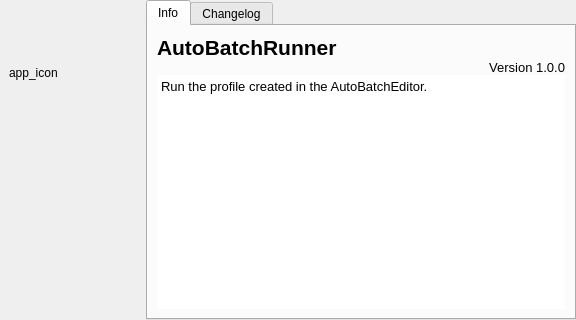
Qt form src/AutoBatchRunner/dialog/aboutabr.ui (karakirimu/AutoBatchTools) before a commit.
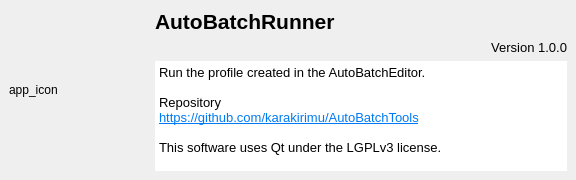
The same form after that commit.

Commit message: [Fix] Software information window contents

What changed in the file:
```diff
--- a/src/AutoBatchRunner/dialog/aboutabr.ui
+++ b/src/AutoBatchRunner/dialog/aboutabr.ui
@@ -7,7 +7,7 @@
     <x>0</x>
     <y>0</y>
     <width>576</width>
-    <height>320</height>
+    <height>180</height>
    </rect>
   </property>
   <property name="windowTitle">
@@ -51,19 +51,6 @@
         </property>
        </widget>
       </item>
-      <item>
-       <spacer name="verticalSpacer">
-        <property name="orientation">
-         <enum>Qt::Vertical</enum>
-        </property>
-        <property name="sizeHint" stdset="0">
-         <size>
-          <width>20</width>
-          <height>261</height>
-         </size>
-        </property>
-       </spacer>
-      </item>
      </layout>
     </widget>
    </item>
@@ -75,50 +62,7 @@
      <property name="frameShadow">
       <enum>QFrame::Raised</enum>
      </property>
-     <layout class="QVBoxLayout" name="verticalLayout_6">
-      <property name="spacing">
-       <number>0</number>
-      </property>
-      <property name="leftMargin">
-       <number>0</number>
-      </property>
-      <property name="topMargin">
-       <number>0</number>
-      </property>
-      <property name="rightMargin">
-       <number>0</number>
-      </property>
-      <property name="bottomMargin">
-       <number>0</number>
-      </property>
-      <item>
-       <widget class="QTabWidget" name="infotabs">
-        <property name="tabPosition">
-         <enum>QTabWidget::North</enum>
-        </property>
-        <property name="currentIndex">
-         <number>0</number>
-        </property>
-        <widget class="QWidget" name="information">
-         <attribute name="title">
-          <string>Info</string>
-         </attribute>
          <layout class="QVBoxLayout" name="verticalLayout_2">
-          <property name="spacing">
-           <number>0</number>
-          </property>
-          <property name="leftMargin">
-           <number>9</number>
-          </property>
-          <property name="topMargin">
-           <number>9</number>
-          </property>
-          <property name="rightMargin">
-           <number>9</number>
-          </property>
-          <property name="bottomMargin">
-           <number>9</number>
-          </property>
           <item>
            <widget class="QLabel" name="name">
             <property name="font">
@@ -168,17 +112,16 @@
 &lt;html&gt;&lt;head&gt;&lt;meta name=&quot;qrichtext&quot; content=&quot;1&quot; /&gt;&lt;style type=&quot;text/css&quot;&gt;
 p, li { white-space: pre-wrap; }
 &lt;/style&gt;&lt;/head&gt;&lt;body style=&quot; font-family:'Arial'; font-size:10pt; font-weight:400; font-style:normal;&quot;&gt;
-&lt;p style=&quot; margin-top:0px; margin-bottom:0px; margin-left:0px; margin-right:0px; -qt-block-indent:0; text-indent:0px;&quot;&gt;Run the profile created in the AutoBatchEditor.&lt;/p&gt;&lt;/body&gt;&lt;/html&gt;</string>
-            </property>
-           </widget>
-          </item>
-         </layout>
-        </widget>
-        <widget class="QWidget" name="changelog">
-         <attribute name="title">
-          <string>Changelog</string>
-         </attribute>
-        </widget>
+&lt;p style=&quot; margin-top:0px; margin-bottom:0px; margin-left:0px; margin-right:0px; -qt-block-indent:0; text-indent:0px;&quot;&gt;Run the profile created in the AutoBatchEditor.&lt;/p&gt;
+&lt;p style=&quot;-qt-paragraph-type:empty; margin-top:0px; margin-bottom:0px; margin-left:0px; margin-right:0px; -qt-block-indent:0; text-indent:0px;&quot;&gt;&lt;br /&gt;&lt;/p&gt;
+&lt;p style=&quot; margin-top:0px; margin-bottom:0px; margin-left:0px; margin-right:0px; -qt-block-indent:0; text-indent:0px;&quot;&gt;Repository&lt;/p&gt;
+&lt;p style=&quot; margin-top:0px; margin-bottom:0px; margin-left:0px; margin-right:0px; -qt-block-indent:0; text-indent:0px;&quot;&gt;&lt;a href=&quot;https://github.com/karakirimu/AutoBatchTools&quot;&gt;&lt;span style=&quot; text-decoration: underline; color:#007af4;&quot;&gt;https://github.com/karakirimu/AutoBatchTools&lt;/span&gt;&lt;/a&gt;&lt;/p&gt;
+&lt;p style=&quot;-qt-paragraph-type:empty; margin-top:0px; margin-bottom:0px; margin-left:0px; margin-right:0px; -qt-block-indent:0; text-indent:0px; text-decoration: underline; color:#007af4;&quot;&gt;&lt;br /&gt;&lt;/p&gt;
+&lt;p style=&quot; margin-top:0px; margin-bottom:0px; margin-left:0px; margin-right:0px; -qt-block-indent:0; text-indent:0px;&quot;&gt;This software uses Qt under the LGPLv3 license.&lt;/p&gt;&lt;/body&gt;&lt;/html&gt;</string>
+        </property>
+        <property name="openExternalLinks">
+         <bool>true</bool>
+        </property>
        </widget>
       </item>
      </layout>
```
Lines whose indentation alone changed are shown as unchanged. The commit also changes 9 other files.
